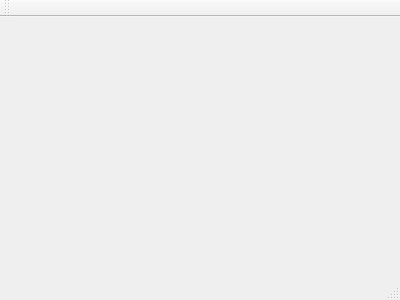
Before: the Qt Designer form mainwindow.ui in Immac/quizFracciones, drawn with Qt 5.
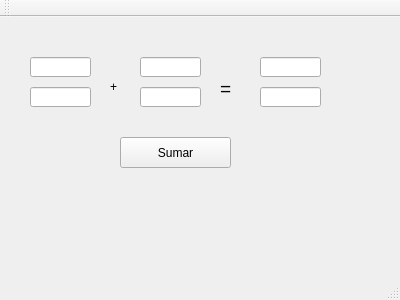
After: the same form once the commit is applied.

The edit to the form file:
```diff
--- a/mainwindow.ui
+++ b/mainwindow.ui
@@ -12,13 +12,128 @@
   <property name="windowTitle" >
    <string>MainWindow</string>
   </property>
-  <widget class="QMenuBar" name="menuBar" />
-  <widget class="QToolBar" name="mainToolBar" />
-  <widget class="QWidget" name="centralWidget" />
-  <widget class="QStatusBar" name="statusBar" />
+  <widget class="QWidget" name="centralWidget">
+   <widget class="QLineEdit" name="le_num1">
+    <property name="geometry">
+     <rect>
+      <x>30</x>
+      <y>40</y>
+      <width>61</width>
+      <height>20</height>
+     </rect>
+    </property>
+   </widget>
+   <widget class="QLineEdit" name="le_num2">
+    <property name="geometry">
+     <rect>
+      <x>140</x>
+      <y>40</y>
+      <width>61</width>
+      <height>20</height>
+     </rect>
+    </property>
+   </widget>
+   <widget class="QLineEdit" name="le_res_num">
+    <property name="geometry">
+     <rect>
+      <x>260</x>
+      <y>40</y>
+      <width>61</width>
+      <height>20</height>
+     </rect>
+    </property>
+   </widget>
+   <widget class="QLineEdit" name="le_den1">
+    <property name="geometry">
+     <rect>
+      <x>30</x>
+      <y>70</y>
+      <width>61</width>
+      <height>20</height>
+     </rect>
+    </property>
+   </widget>
+   <widget class="QLineEdit" name="le_den2">
+    <property name="geometry">
+     <rect>
+      <x>140</x>
+      <y>70</y>
+      <width>61</width>
+      <height>20</height>
+     </rect>
+    </property>
+   </widget>
+   <widget class="QLineEdit" name="le_res_den">
+    <property name="geometry">
+     <rect>
+      <x>260</x>
+      <y>70</y>
+      <width>61</width>
+      <height>20</height>
+     </rect>
+    </property>
+   </widget>
+   <widget class="QLabel" name="label">
+    <property name="geometry">
+     <rect>
+      <x>110</x>
+      <y>60</y>
+      <width>21</width>
+      <height>20</height>
+     </rect>
+    </property>
+    <property name="text">
+     <string>+</string>
+    </property>
+   </widget>
+   <widget class="QLabel" name="label_2">
+    <property name="geometry">
+     <rect>
+      <x>220</x>
+      <y>60</y>
+      <width>31</width>
+      <height>21</height>
+     </rect>
+    </property>
+    <property name="text">
+     <string>&lt;html&gt;&lt;head/&gt;&lt;body&gt;&lt;p&gt;&lt;span style=&quot; font-size:14pt;&quot;&gt;=&lt;/span&gt;&lt;/p&gt;&lt;/body&gt;&lt;/html&gt;</string>
+    </property>
+   </widget>
+   <widget class="QPushButton" name="pb_sumar">
+    <property name="geometry">
+     <rect>
+      <x>120</x>
+      <y>120</y>
+      <width>111</width>
+      <height>31</height>
+     </rect>
+    </property>
+    <property name="text">
+     <string>Sumar</string>
+    </property>
+   </widget>
+  </widget>
+  <widget class="QMenuBar" name="menuBar">
+   <property name="geometry">
+    <rect>
+     <x>0</x>
+     <y>0</y>
+     <width>400</width>
+     <height>21</height>
+    </rect>
+   </property>
+  </widget>
+  <widget class="QToolBar" name="mainToolBar">
+   <attribute name="toolBarArea">
+    <enum>TopToolBarArea</enum>
+   </attribute>
+   <attribute name="toolBarBreak">
+    <bool>false</bool>
+   </attribute>
+  </widget>
+  <widget class="QStatusBar" name="statusBar"/>
  </widget>
- <layoutDefault spacing="6" margin="11" />
- <pixmapfunction></pixmapfunction>
+ <layoutdefault spacing="6" margin="11"/>
  <resources/>
  <connections/>
 </ui>
```
Left out of the diff: 7 changed lines with no effect on the pictures.
